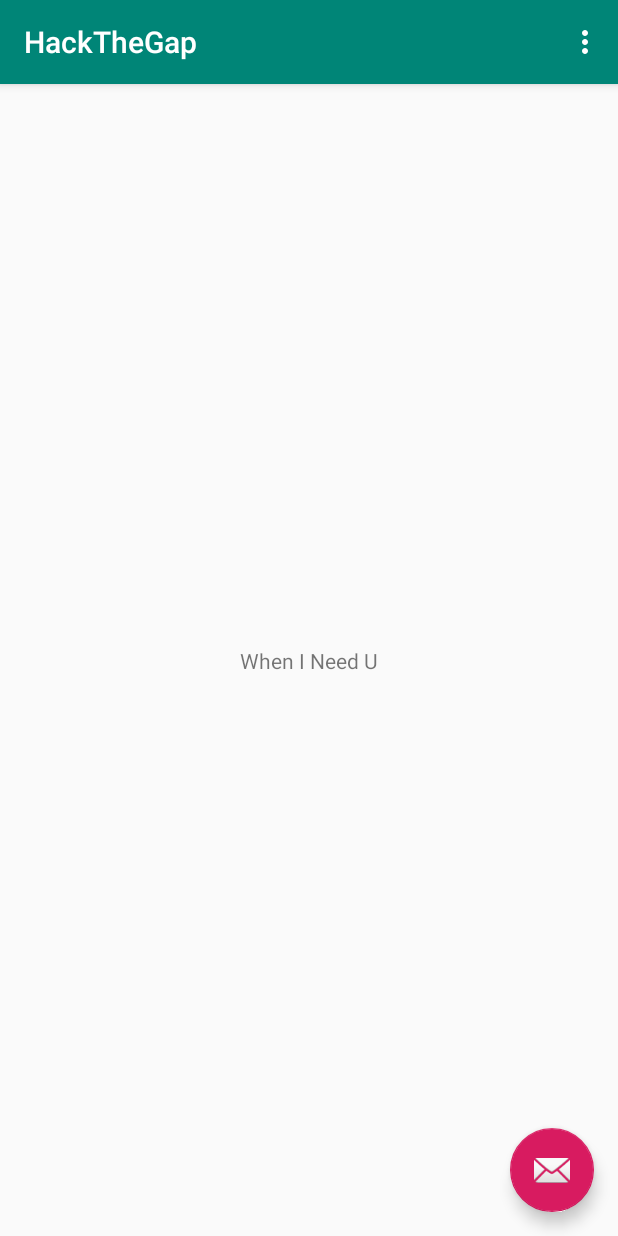
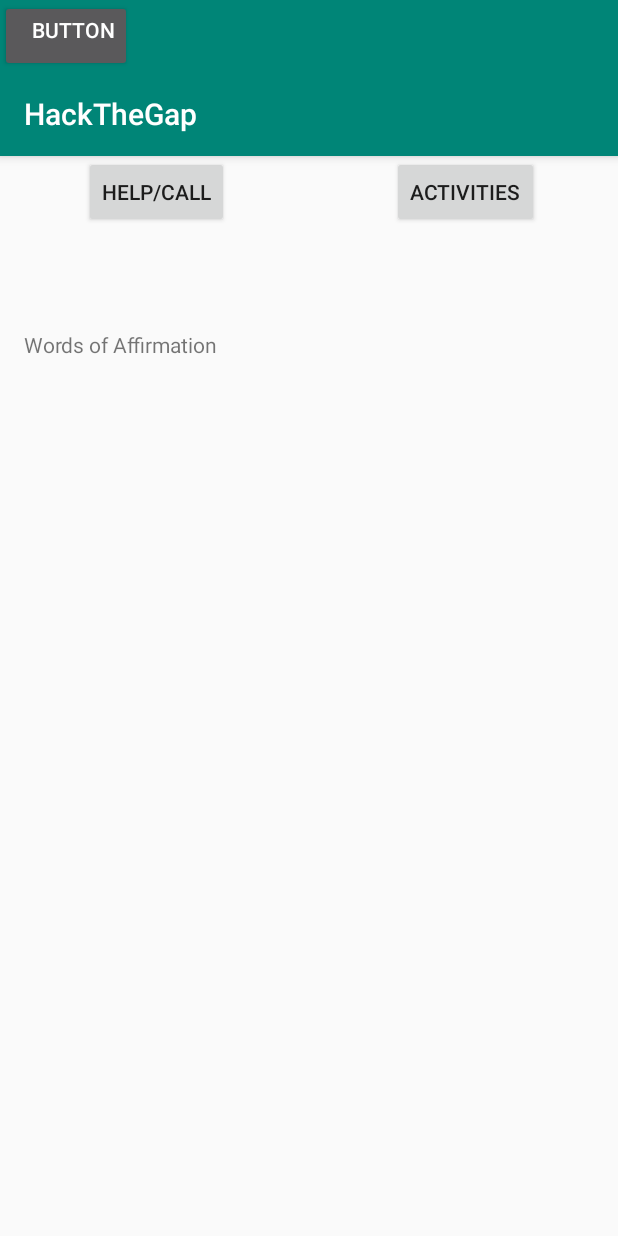
Before and after one commit to u-well/hackthegap2019, an Android app: the screen it shows after launch (MainActivity), on a phone screen of 412 x 824 dp. Run offline under Robolectric (Android 15) with nearby library versions, the phone set to English and light mode, and no system bars.

Commit message:
layout and some code changes for button

```diff
--- a/app/src/main/AndroidManifest.xml
+++ b/app/src/main/AndroidManifest.xml
@@ -19,6 +19,8 @@
                 <category android:name="android.intent.category.LAUNCHER" />
             </intent-filter>
         </activity>
+        <activity android:name=".RelaxActivity" />
+        <activity android:name=".HelpActivity"></activity>
     </application>
 
 </manifest>
--- a/app/src/main/java/com/example/android/hackthegap/MainActivity.java
+++ b/app/src/main/java/com/example/android/hackthegap/MainActivity.java
@@ -1,13 +1,16 @@
 package com.example.android.hackthegap;
 
+import android.content.Intent;
 import android.os.Bundle;
 import android.support.design.widget.FloatingActionButton;
 import android.support.design.widget.Snackbar;
 import android.support.v7.app.AppCompatActivity;
 import android.support.v7.widget.Toolbar;
+import android.util.Log;
 import android.view.View;
 import android.view.Menu;
 import android.view.MenuItem;
+import android.widget.Button;
 
 public class MainActivity extends AppCompatActivity {
 
@@ -18,35 +21,15 @@ public class MainActivity extends AppCompatActivity {
         Toolbar toolbar = (Toolbar) findViewById(R.id.toolbar);
         setSupportActionBar(toolbar);
 
-        FloatingActionButton fab = (FloatingActionButton) findViewById(R.id.fab);
-        fab.setOnClickListener(new View.OnClickListener() {
+        Button button = (Button) findViewById(R.id.button2);
+        button.setOnClickListener(new View.OnClickListener() {
             @Override
-            public void onClick(View view) {
-                Snackbar.make(view, "Replace with your own action", Snackbar.LENGTH_LONG)
-                        .setAction("Action", null).show();
+            public void onClick(View v) {
+                Log.i("clicks", "Go to a new page");
+                Intent i = new Intent(MainActivity.this, HelpActivity.class);
+                startActivity(i);
+
             }
         });
     }
-
-    @Override
-    public boolean onCreateOptionsMenu(Menu menu) {
-        // Inflate the menu; this adds items to the action bar if it is present.
-        getMenuInflater().inflate(R.menu.menu_main, menu);
-        return true;
-    }
-
-    @Override
-    public boolean onOptionsItemSelected(MenuItem item) {
-        // Handle action bar item clicks here. The action bar will
-        // automatically handle clicks on the Home/Up button, so long
-        // as you specify a parent activity in AndroidManifest.xml.
-        int id = item.getItemId();
-
-        //noinspection SimplifiableIfStatement
-        if (id == R.id.action_settings) {
-            return true;
-        }
-
-        return super.onOptionsItemSelected(item);
-    }
 }
--- a/app/src/main/res/layout/activity_main.xml
+++ b/app/src/main/res/layout/activity_main.xml
@@ -11,6 +11,13 @@
         android:layout_height="wrap_content"
         android:theme="@style/AppTheme.AppBarOverlay">
 
+        <Button
+            android:id="@+id/button3"
+            android:layout_width="wrap_content"
+            android:layout_height="wrap_content"
+            android:gravity="right"
+            android:text="Button" />
+
         <android.support.v7.widget.Toolbar
             android:id="@+id/toolbar"
             android:layout_width="match_parent"
@@ -22,12 +29,4 @@
 
     <include layout="@layout/content_main" />
 
-    <android.support.design.widget.FloatingActionButton
-        android:id="@+id/fab"
-        android:layout_width="wrap_content"
-        android:layout_height="wrap_content"
-        android:layout_gravity="bottom|end"
-        android:layout_margin="@dimen/fab_margin"
-        app:srcCompat="@android:drawable/ic_dialog_email" />
-
 </android.support.design.widget.CoordinatorLayout>
--- a/app/src/main/res/layout/content_main.xml
+++ b/app/src/main/res/layout/content_main.xml
@@ -8,13 +8,37 @@
     tools:context=".MainActivity"
     tools:showIn="@layout/activity_main">
 
-    <TextView
+    <Button
+        android:id="@+id/button2"
         android:layout_width="wrap_content"
         android:layout_height="wrap_content"
-        android:text="When I Need U"
+        android:text="HELP/CALL"
+        app:layout_constraintEnd_toEndOf="parent"
+        app:layout_constraintHorizontal_bias="0.178"
+        app:layout_constraintStart_toStartOf="parent"
+        tools:layout_editor_absoluteY="406dp" />
+
+    <TextView
+        android:layout_width="366dp"
+        android:layout_height="288dp"
+        android:layout_marginStart="16dp"
+        android:text="Words of Affirmation"
         app:layout_constraintBottom_toBottomOf="parent"
+        app:layout_constraintHorizontal_bias="0.888"
         app:layout_constraintLeft_toLeftOf="parent"
         app:layout_constraintRight_toRightOf="parent"
-        app:layout_constraintTop_toTopOf="parent" />
+        app:layout_constraintStart_toStartOf="parent"
+        app:layout_constraintTop_toTopOf="parent"
+        app:layout_constraintVertical_bias="0.269" />
+
+    <Button
+        android:id="@+id/button"
+        android:layout_width="wrap_content"
+        android:layout_height="wrap_content"
+        android:text="Activities"
+        app:layout_constraintEnd_toEndOf="parent"
+        app:layout_constraintHorizontal_bias="0.832"
+        app:layout_constraintStart_toStartOf="parent"
+        tools:layout_editor_absoluteY="406dp" />
 
 </android.support.constraint.ConstraintLayout>
```
